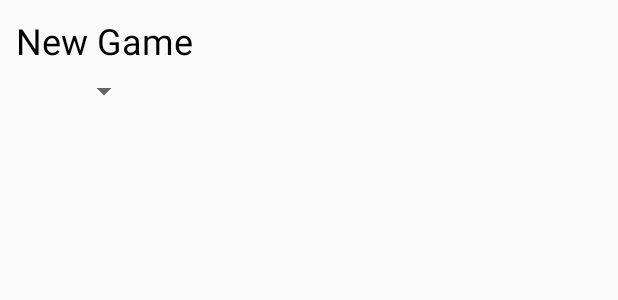
After one commit to lothar243/Survivors-Of-The-Apocalypse, an Android app: the layout new_game_dialog.xml on its own in the app's theme, with its tools: preview values and no code run, on a phone screen of 412 x 824 dp. The commit adds this screen. Shown: the top 300 px of the screen. Run offline under Robolectric (Android 15) with nearby library versions, the phone set to English and light mode, and no system bars.

```diff
--- a/app/src/main/java/edu/umt/csdept/survivorsoftheapocalypse/GameState.java
+++ b/app/src/main/java/edu/umt/csdept/survivorsoftheapocalypse/GameState.java
@@ -38,7 +38,7 @@ public class GameState {
         tileNames = new String[boardX][boardY];
 
         tileResources = new int[boardX][boardY];
-
+        players = new ArrayList<>();
         for(int i=0; i< playerCount; i++){
             players.add(new Player("Player "+i));
         }
--- /dev/null
+++ b/app/src/main/res/layout/new_game_dialog.xml
@@ -0,0 +1,18 @@
+<?xml version="1.0" encoding="utf-8"?>
+<LinearLayout xmlns:android="http://schemas.android.com/apk/res/android"
+    android:orientation="vertical"
+    android:layout_width="wrap_content"
+    android:layout_height="wrap_content"
+    android:gravity="center"
+    android:theme="@style/AppTheme.NewGameDialog">
+    <TextView
+        android:layout_width="wrap_content"
+        android:layout_height="wrap_content"
+        android:text="@string/new_game"/>
+    <Spinner
+        android:layout_width="wrap_content"
+        android:layout_height="wrap_content"
+        android:id="@+id/num_players"/>
+
+
+</LinearLayout>
--- a/app/src/main/res/values/strings.xml
+++ b/app/src/main/res/values/strings.xml
@@ -4,4 +4,5 @@
     <string name="wood_resource">Wood: </string>
     <string name="number_placeholder">##</string>
     <string name="food_resource">Food: </string>
+    <string name="new_game">New Game</string>
 </resources>
--- a/app/src/main/res/values/styles.xml
+++ b/app/src/main/res/values/styles.xml
@@ -23,4 +23,10 @@
         <item name="android:textColor">#000</item>
     </style>
 
+    <style name="AppTheme.NewGameDialog" parent="AppTheme">
+        <item name="android:textSize">24sp</item>
+        <item name="android:padding">5dp</item>
+        <item name="android:textColor">#000</item>
+    </style>
+
 </resources>
```
Also changed, not shown: app/src/main/java/edu/umt/csdept/survivorsoftheapocalypse/GameBoard.java (+21 -0 lines), app/src/main/java/edu/umt/csdept/survivorsoftheapocalypse/GameBoardView.java (+7 -10 lines), app/src/main/java/edu/umt/csdept/survivorsoftheapocalypse/Hex.java (+8 -8 lines), app/src/main/java/edu/umt/csdept/survivorsoftheapocalypse/MainActivity.java (+12 -1 lines), app/src/main/res/drawable/field.png (added), app/src/main/res/drawable/hexgrid.png (deleted).
